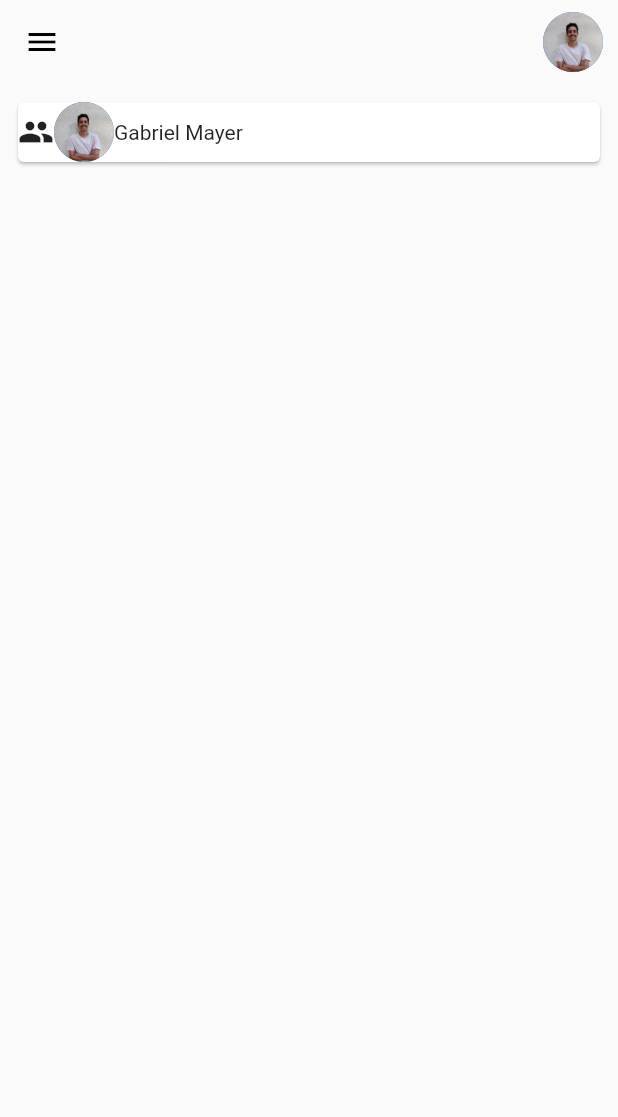
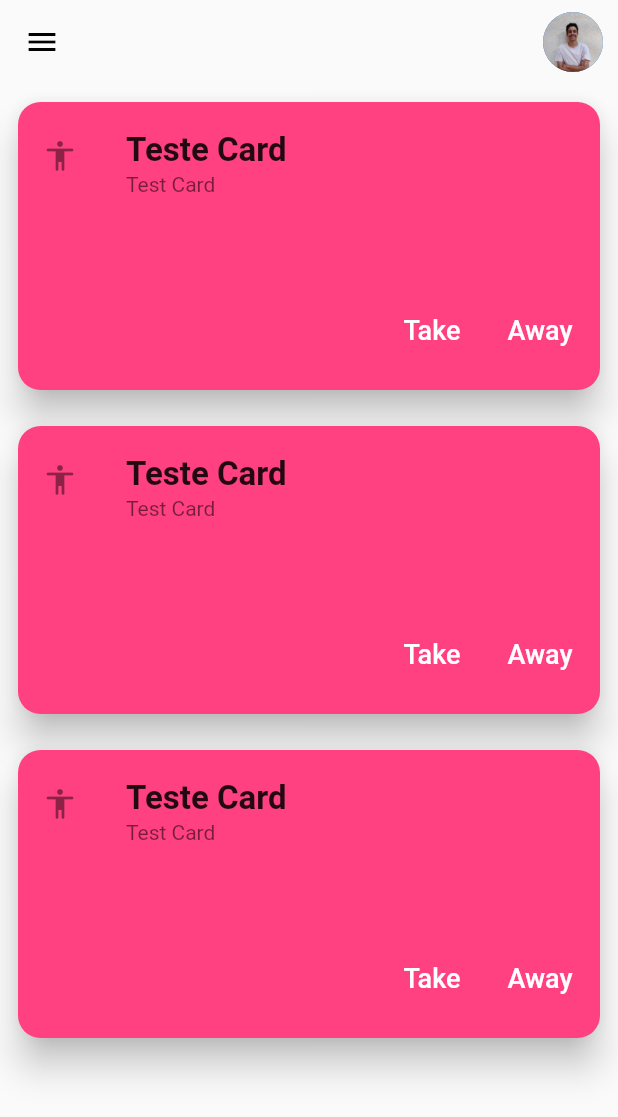
Before and after one commit to gabrielmayers/news_app, a Flutter app: the screen it shows after launch, on a phone screen of 412 x 824 dp. Shown: the top 1117 px of the screen. Run offline on Flutter 3.47's test engine with Material 2 defaults, Android fonts, the phone set to English and light mode, and no system bars.

Commit message:
Look that interface bitch

```diff
--- a/lib/home.dart
+++ b/lib/home.dart
@@ -30,9 +30,18 @@ class _HomeState extends State<Home> {
           )
         ],
       ),
-      body: Container(
+      body: SingleChildScrollView(
+        child: Container(
           child: Column(
             children: [
+              Padding(
+                padding: const EdgeInsets.all(8.0),
+                child: CardNews(),
+              ),
+              Padding(
+                padding: const EdgeInsets.all(8.0),
+                child: CardNews(),
+              ),
               Padding(
                 padding: const EdgeInsets.all(8.0),
                 child: CardNews(),
@@ -40,6 +49,7 @@ class _HomeState extends State<Home> {
             ],
           ),
         ),
+      ),
     );
   }
 }
--- a/lib/widgets/cardnews.dart
+++ b/lib/widgets/cardnews.dart
@@ -9,18 +9,43 @@ class _CardNewsState extends State<CardNews> {
   @override
   Widget build(BuildContext context) {
     return Container(
+      height: 200,
       child: Card(
+        shape: RoundedRectangleBorder(borderRadius: BorderRadius.circular(15)),
+        color: Colors.pinkAccent,
+        elevation: 10,
         child: Column(
+          mainAxisAlignment: MainAxisAlignment.spaceEvenly,
           children: [
-            Row(
-              children: [
-                Icon(Icons.people),
-                CircleAvatar(
-                  backgroundImage: AssetImage("images/eu.jpg"),
-                ),
-                Text("Gabriel Mayer")
-              ],
+            ListTile(
+              leading: Icon(Icons.accessibility_rounded),
+              title: Text(
+                "Teste Card",
+                style: TextStyle(fontSize: 22, fontWeight: FontWeight.bold),
+              ),
+              subtitle: Text("Test Card"),
             ),
+            Padding(
+              padding: const EdgeInsets.only(top: 32),
+              child: ButtonBar(
+                children: [
+                  FlatButton(
+                    onPressed: () {},
+                    child: Text(
+                      "Take",
+                      style: TextStyle(color: Colors.white, fontSize: 18),
+                    ),
+                  ),
+                  FlatButton(
+                    onPressed: () {},
+                    child: Text(
+                      "Away",
+                      style: TextStyle(color: Colors.white, fontSize: 18),
+                    ),
+                  )
+                ],
+              ),
+            )
           ],
         ),
       ),
```
Lines whose indentation alone changed are shown as unchanged.
